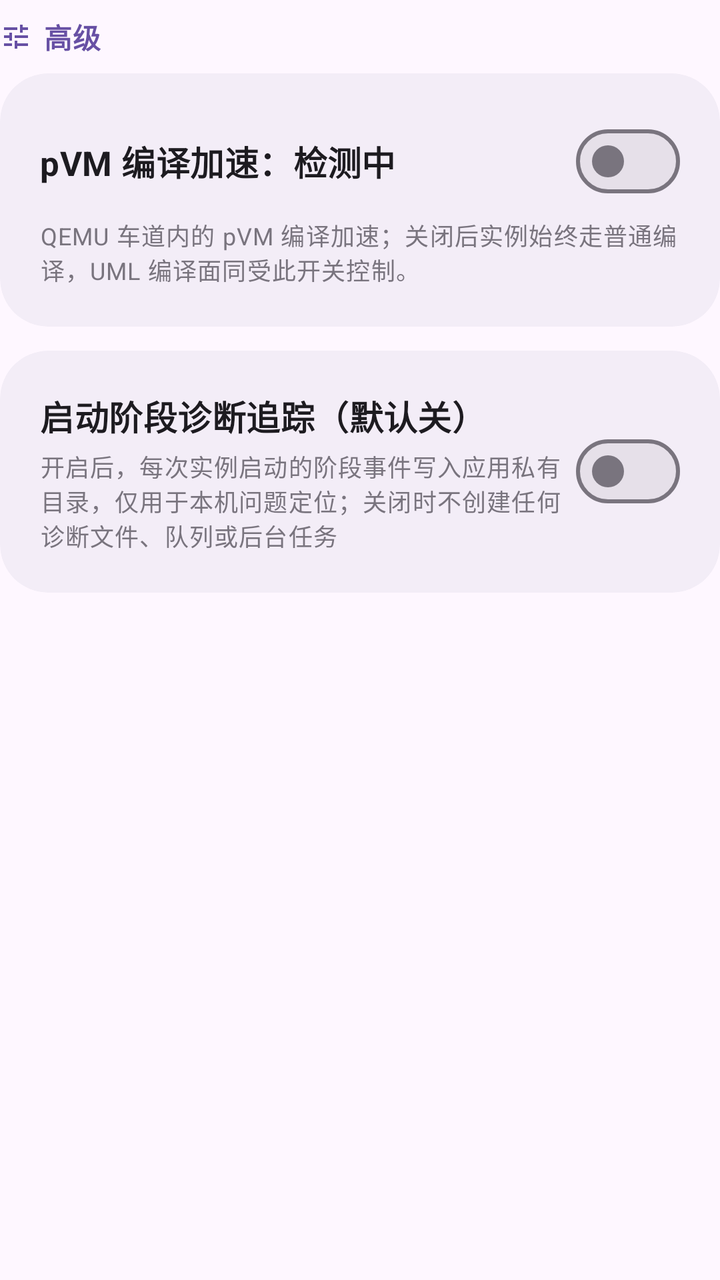
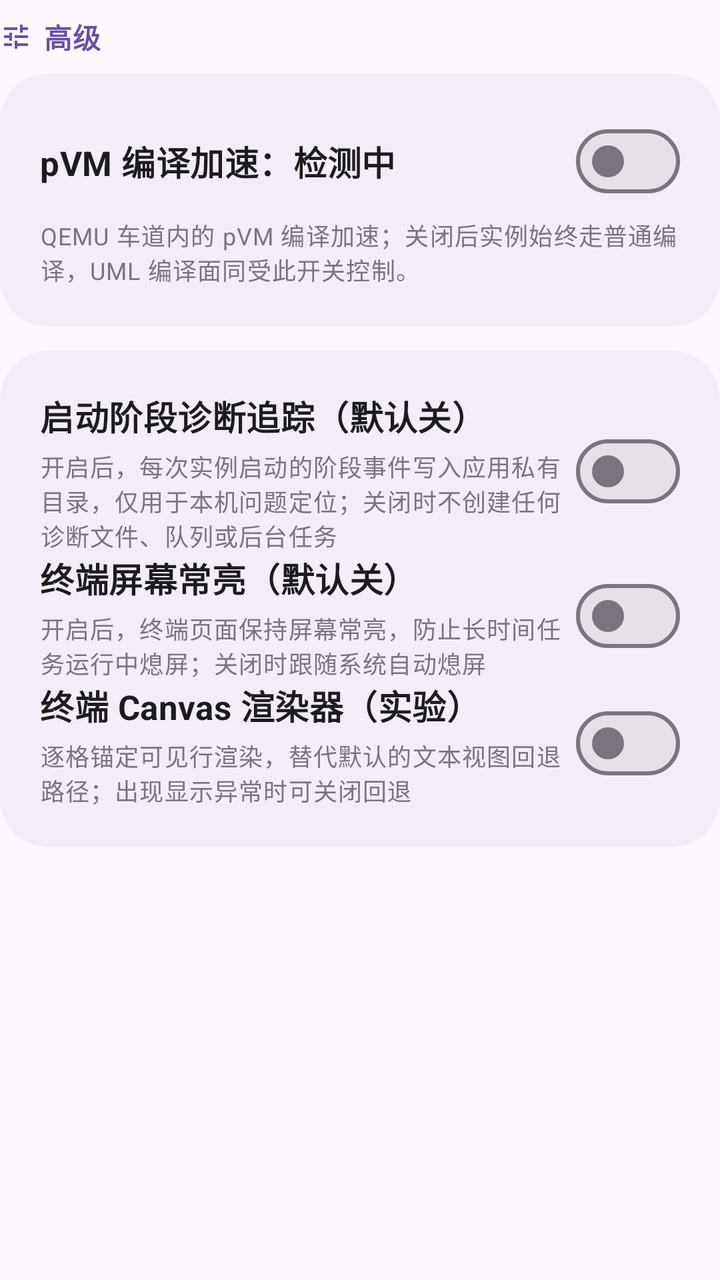

Screens rendered from an Android XML layout before and after an edit, with the pre-edit source and the edit as a unified diff.
<!-- AndroidManifest.xml: application theme Theme.Orchestella -->
<!-- res/layout/layout_settings_section_advanced.xml -->
<?xml version="1.0" encoding="utf-8"?>
<LinearLayout xmlns:android="http://schemas.android.com/apk/res/android"
    xmlns:app="http://schemas.android.com/apk/res-auto"
    android:layout_width="match_parent"
    android:layout_height="wrap_content"
    android:orientation="vertical">

    <LinearLayout
        style="@style/Widget.Orchestella.InlineIconRow"
        android:layout_width="wrap_content"
        android:layout_height="wrap_content"
        android:layout_marginTop="@dimen/oe_space_sm"
        android:layout_marginBottom="@dimen/oe_space_sm">

        <ImageView
            style="@style/Widget.Orchestella.InlineIcon"
            app:srcCompat="@drawable/ic_sym_tune"
            app:tint="?attr/colorPrimary" />

        <TextView
            android:layout_width="wrap_content"
            android:layout_height="wrap_content"
            android:text="@string/settings_section_advanced_title"
            android:textAppearance="@style/TextAppearance.Orchestella.Body"
            android:textStyle="bold"
            android:textColor="?attr/colorPrimary" />
    </LinearLayout>

    <com.google.android.material.card.MaterialCardView
        android:id="@+id/card_settings_accelerator"
        android:layout_width="match_parent"
        android:layout_height="wrap_content"
        app:cardCornerRadius="@dimen/oe_corner_card"
        app:cardElevation="0dp"
        app:strokeWidth="0dp"
        app:cardBackgroundColor="?attr/colorSurfaceContainer">

        <LinearLayout
            android:layout_width="match_parent"
            android:layout_height="wrap_content"
            android:orientation="vertical"
            android:padding="@dimen/oe_space_xl">

            <LinearLayout
                android:layout_width="match_parent"
                android:layout_height="wrap_content"
                android:orientation="horizontal"
                android:gravity="center_vertical">

                <TextView
                    android:id="@+id/txt_settings_accel_status"
                    android:layout_width="0dp"
                    android:layout_height="wrap_content"
                    android:layout_weight="1"
                    android:text="pVM 编译加速：检测中"
                    android:textAppearance="@style/TextAppearance.Orchestella.Section"
                    android:textStyle="bold"
                    android:textColor="?attr/colorOnSurface" />

                <com.google.android.material.materialswitch.MaterialSwitch
                    android:id="@+id/switch_settings_accel_lane"
                    android:layout_width="wrap_content"
                    android:layout_height="wrap_content"
                    android:minWidth="48dp"
                    android:minHeight="48dp"
                    android:contentDescription="pVM 编译加速"
                    android:checked="false" />
            </LinearLayout>

            <TextView
                android:layout_width="wrap_content"
                android:layout_height="wrap_content"
                android:layout_marginTop="@dimen/oe_space_xs"
                android:text="@string/settings_accel_lane_subtitle"
                android:textAppearance="@style/TextAppearance.Orchestella.Caption"
                android:textColor="?attr/colorOutline" />

        </LinearLayout>
    </com.google.android.material.card.MaterialCardView>

    <com.google.android.material.card.MaterialCardView
        android:id="@+id/card_settings_diagnostics"
        android:layout_width="match_parent"
        android:layout_height="wrap_content"
        android:layout_marginTop="@dimen/oe_card_gap"
        app:cardCornerRadius="@dimen/oe_corner_card"
        app:cardElevation="0dp"
        app:strokeWidth="0dp"
        app:cardBackgroundColor="?attr/colorSurfaceContainer">

        <LinearLayout
            android:layout_width="match_parent"
            android:layout_height="wrap_content"
            android:orientation="vertical"
            android:padding="@dimen/oe_space_xl">

            <LinearLayout
                android:layout_width="match_parent"
                android:layout_height="wrap_content"
                android:orientation="horizontal"
                android:gravity="center_vertical">

                <LinearLayout
                    android:layout_width="0dp"
                    android:layout_height="wrap_content"
                    android:layout_weight="1"
                    android:orientation="vertical">

                    <TextView
                        android:layout_width="wrap_content"
                        android:layout_height="wrap_content"
                        android:text="@string/settings_stage_trace_diag_title"
                        android:textAppearance="@style/TextAppearance.Orchestella.Section"
                        android:textStyle="bold"
                        android:textColor="?attr/colorOnSurface" />

                    <TextView
                        android:layout_width="wrap_content"
                        android:layout_height="wrap_content"
                        android:layout_marginTop="@dimen/oe_space_xs"
                        android:text="@string/settings_stage_trace_diag_desc"
                        android:textAppearance="@style/TextAppearance.Orchestella.Caption"
                        android:textColor="?attr/colorOutline" />
                </LinearLayout>

                <com.google.android.material.materialswitch.MaterialSwitch
                    android:id="@+id/switch_settings_stage_trace"
                    android:layout_width="wrap_content"
                    android:layout_height="wrap_content"
                    android:minWidth="48dp"
                    android:minHeight="48dp"
                    android:contentDescription="@string/settings_stage_trace_diag_title"
                    android:checked="false" />
            </LinearLayout>

        </LinearLayout>
    </com.google.android.material.card.MaterialCardView>

</LinearLayout>
<!-- resources referenced by this layout -->
<resources>
  <dimen name="oe_card_gap">12dp</dimen>
  <dimen name="oe_corner_card">24dp</dimen>
  <dimen name="oe_space_sm">8dp</dimen>
  <dimen name="oe_space_xl">20dp</dimen>
  <dimen name="oe_space_xs">4dp</dimen>
  <!-- drawable ic_sym_tune (drawable) -->
  <vector xmlns:android="http://schemas.android.com/apk/res/android"
      android:width="24dp"
      android:height="24dp"
      android:viewportWidth="960"
      android:viewportHeight="960">
    
    <group android:translateY="960">
      <path
          android:fillColor="?android:attr/colorControlNormal"
          android:pathData="M440-120v-240h80v80h320v80H520v80h-80Zm-320-80v-80h240v80H120Zm160-160v-80H120v-80h160v-80h80v240h-80Zm160-80v-80h400v80H440Zm160-160v-240h80v80h160v80H680v80h-80Zm-480-80v-80h400v80H120Z" />
    </group>
  </vector>
  <string name="settings_accel_lane_subtitle">QEMU 车道内的 pVM 编译加速；关闭后实例始终走普通编译，UML 编译面同受此开关控制。</string>
  <string name="settings_section_advanced_title">高级</string>
  <string name="settings_stage_trace_diag_desc">开启后，每次实例启动的阶段事件写入应用私有目录，仅用于本机问题定位；关闭时不创建任何诊断文件、队列或后台任务</string>
  <string name="settings_stage_trace_diag_title">启动阶段诊断追踪（默认关）</string>
  <style name="TextAppearance.Orchestella.Body" parent="TextAppearance.Material3.BodyMedium">
          <item name="android:textSize">14sp</item>
      </style>
  <style name="TextAppearance.Orchestella.Caption" parent="TextAppearance.Material3.BodySmall">
          <item name="android:textSize">12sp</item>
      </style>
  <style name="TextAppearance.Orchestella.Section" parent="TextAppearance.Material3.TitleMedium">
          <item name="android:textSize">17sp</item>
      </style>
  <style name="Widget.Orchestella.InlineIcon" parent="">
          <item name="android:layout_width">@dimen/oe_icon_inline</item>
          <item name="android:layout_height">@dimen/oe_icon_inline</item>
          <item name="android:layout_marginEnd">@dimen/oe_icon_inline_gap</item>
          <item name="android:scaleType">centerInside</item>
          <item name="android:importantForAccessibility">no</item>
      </style>
  <style name="Widget.Orchestella.InlineIconRow" parent="">
          <item name="android:layout_width">wrap_content</item>
          <item name="android:layout_height">wrap_content</item>
          <item name="android:orientation">horizontal</item>
          <item name="android:gravity">center_vertical</item>
      </style>
  <style name="Theme.Orchestella" parent="Theme.Material3.DayNight.NoActionBar">
          <item name="android:fontFamily">sans-serif</item>
          <item name="android:windowActionModeOverlay">true</item>
          <item name="android:statusBarColor">@android:color/transparent</item>
          <item name="android:navigationBarColor">@android:color/transparent</item>
          
          <item name="android:windowAnimationStyle">@style/Animation.Orchestella.Activity</item>
          
          <item name="materialAlertDialogTheme">@style/ThemeOverlay.Orchestella.MaterialAlertDialog</item>
      </style>
  <dimen name="oe_icon_inline">16dp</dimen>
  <dimen name="oe_icon_inline_gap">6dp</dimen>
  <style name="ThemeOverlay.Orchestella.MaterialAlertDialog" parent="ThemeOverlay.Material3.MaterialAlertDialog">
          <item name="android:windowAnimationStyle">@style/Animation.Orchestella.Dialog</item>
      </style>
  <style name="Animation.Orchestella.Dialog" parent="@android:style/Animation.Dialog">
          <item name="android:windowEnterAnimation">@anim/oe_dialog_fade_enter</item>
          <item name="android:windowExitAnimation">@anim/oe_dialog_fade_exit</item>
      </style>
  <!-- unchanged entries left out for length: 1 -->
</resources>

<!-- the commit's change to res/layout/layout_settings_section_advanced.xml (unified diff, before → after) -->
@@ -133,6 +133,85 @@
                     android:checked="false" />
             </LinearLayout>
 
+            
+            <LinearLayout
+                android:layout_width="match_parent"
+                android:layout_height="wrap_content"
+                android:orientation="horizontal"
+                android:gravity="center_vertical">
+
+                <LinearLayout
+                    android:layout_width="0dp"
+                    android:layout_height="wrap_content"
+                    android:layout_weight="1"
+                    android:orientation="vertical">
+
+                    <TextView
+                        android:layout_width="wrap_content"
+                        android:layout_height="wrap_content"
+                        android:text="@string/terminal_setting_keep_screen_on_title"
+                        android:textAppearance="@style/TextAppearance.Orchestella.Section"
+                        android:textStyle="bold"
+                        android:textColor="?attr/colorOnSurface" />
+
+                    <TextView
+                        android:layout_width="wrap_content"
+                        android:layout_height="wrap_content"
+                        android:layout_marginTop="@dimen/oe_space_xs"
+                        android:text="@string/terminal_setting_keep_screen_on_desc"
+                        android:textAppearance="@style/TextAppearance.Orchestella.Caption"
+                        android:textColor="?attr/colorOutline" />
+                </LinearLayout>
+
+                <com.google.android.material.materialswitch.MaterialSwitch
+                    android:id="@+id/switch_settings_terminal_keep_screen_on"
+                    android:layout_width="wrap_content"
+                    android:layout_height="wrap_content"
+                    android:minWidth="48dp"
+                    android:minHeight="48dp"
+                    android:contentDescription="@string/terminal_setting_keep_screen_on_title"
+                    android:checked="false" />
+            </LinearLayout>
+
+            <LinearLayout
+                android:layout_width="match_parent"
+                android:layout_height="wrap_content"
+                android:orientation="horizontal"
+                android:gravity="center_vertical">
+
+                <LinearLayout
+                    android:layout_width="0dp"
+                    android:layout_height="wrap_content"
+                    android:layout_weight="1"
+                    android:orientation="vertical">
+
+                    <TextView
+                        android:layout_width="wrap_content"
+                        android:layout_height="wrap_content"
+                        android:text="@string/terminal_setting_canvas_renderer_title"
+                        android:textAppearance="@style/TextAppearance.Orchestella.Section"
+                        android:textStyle="bold"
+                        android:textColor="?attr/colorOnSurface" />
+
+                    <TextView
+                        android:layout_width="wrap_content"
+                        android:layout_height="wrap_content"
+                        android:layout_marginTop="@dimen/oe_space_xs"
+                        android:text="@string/terminal_setting_canvas_renderer_desc"
+                        android:textAppearance="@style/TextAppearance.Orchestella.Caption"
+                        android:textColor="?attr/colorOutline" />
+                </LinearLayout>
+
+                <com.google.android.material.materialswitch.MaterialSwitch
+                    android:id="@+id/switch_settings_terminal_canvas_renderer"
+                    android:layout_width="wrap_content"
+                    android:layout_height="wrap_content"
+                    android:minWidth="48dp"
+                    android:minHeight="48dp"
+                    android:contentDescription="@string/terminal_setting_canvas_renderer_title"
+                    android:checked="false" />
+            </LinearLayout>
+
         </LinearLayout>
     </com.google.android.material.card.MaterialCardView>
 
<!-- resource entries referenced after the edit -->
@@ -22,6 +22,10 @@
   <string name="settings_section_advanced_title">高级</string>
   <string name="settings_stage_trace_diag_desc">开启后，每次实例启动的阶段事件写入应用私有目录，仅用于本机问题定位；关闭时不创建任何诊断文件、队列或后台任务</string>
   <string name="settings_stage_trace_diag_title">启动阶段诊断追踪（默认关）</string>
+  <string name="terminal_setting_canvas_renderer_desc">逐格锚定可见行渲染，替代默认的文本视图回退路径；出现显示异常时可关闭回退</string>
+  <string name="terminal_setting_canvas_renderer_title">终端 Canvas 渲染器（实验）</string>
+  <string name="terminal_setting_keep_screen_on_desc">开启后，终端页面保持屏幕常亮，防止长时间任务运行中熄屏；关闭时跟随系统自动熄屏</string>
+  <string name="terminal_setting_keep_screen_on_title">终端屏幕常亮（默认关）</string>
   <style name="TextAppearance.Orchestella.Body" parent="TextAppearance.Material3.BodyMedium">
           <item name="android:textSize">14sp</item>
       </style>
